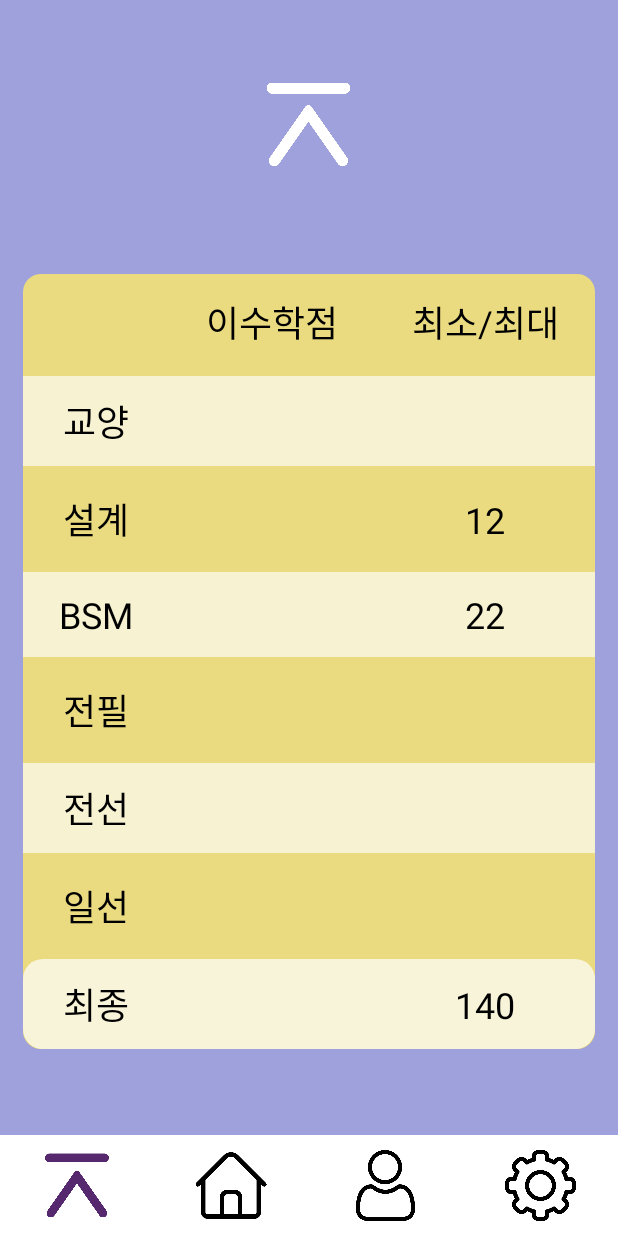
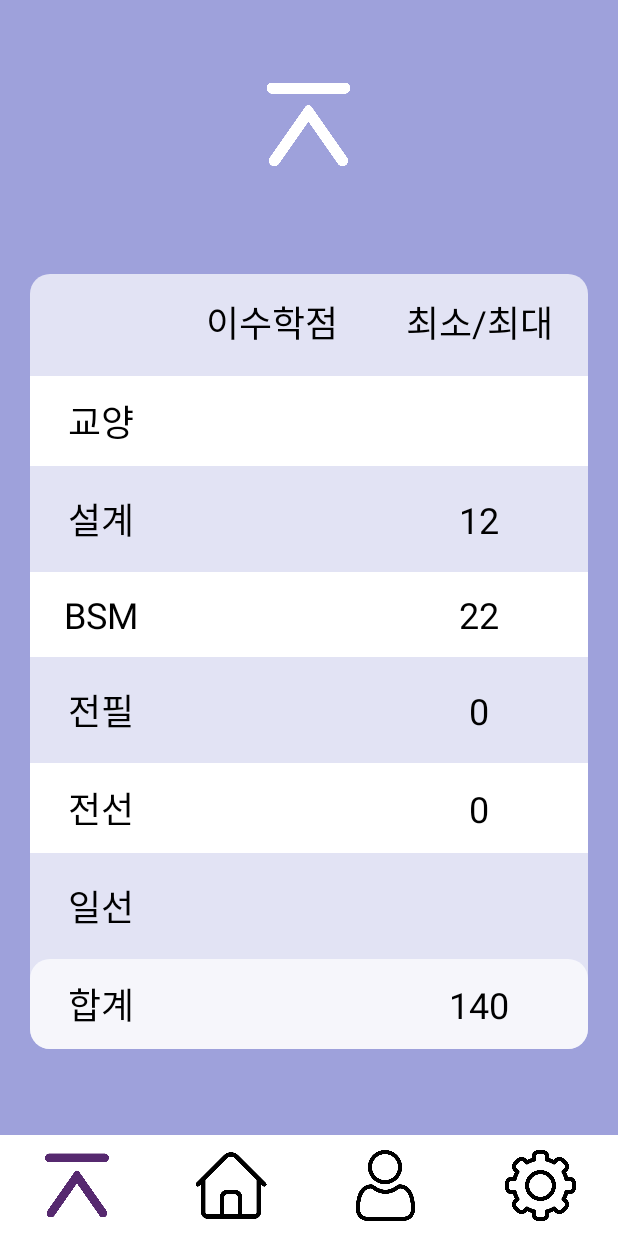
Before and after one commit to ekdud0529/DoYouWantToGraduate, an Android app: the activity_mng screen opened directly, with no data from a screen before it, on a phone screen of 412 x 824 dp. Run offline under Robolectric (Android 15) with nearby library versions, the phone set to English and light mode, and no system bars; our stand-ins replace Firebase (no records; nobody signed in at launch, a user with empty details on screens opened directly); 5 statements that could not run were skipped.

Commit message:
디자인

```diff
--- a/app/src/main/java/com/test/doyouwanttograduate/activity_mng.kt
+++ b/app/src/main/java/com/test/doyouwanttograduate/activity_mng.kt
@@ -27,24 +27,24 @@ class activity_mng : AppCompatActivity() {
         var numRef = database.reference
         numRef = numRef.child("number").child("$number")
 
-//        numRef.addValueEventListener(object : ValueEventListener {
-//            override fun onDataChange(num: DataSnapshot) {
-//                Log.d("Test value", "${num.value}")
-//
-//                val electMin = num.child("electmin").value as Long
-//                val electMax = num.child("electmax").value as Long
-//                val majMin = num.child("majmin").value as Long
-//                val majrqMin = num.child("majrqmin").value as Long
-//
-//                elect2.setText("${electMin / electMax}")
-//                majorrq2.setText("$majrqMin")
-//                major2.setText("$majMin")
-//            }
-//
-//            override fun onCancelled(error: DatabaseError) {
-//                Log.w("activity_mng", "Failed to read value", error.toException())
-//            }
-//        })
+        numRef.addListenerForSingleValueEvent(object : ValueEventListener {
+            override fun onDataChange(num: DataSnapshot) {
+                Log.d("Test value", "${num.value}")
+
+                val electMin = num.child("electmin").value as Long
+                val electMax = num.child("electmax").value as Long
+                val majMin = num.child("majmin").value as Long
+                val majrqMin = num.child("majrqmin").value as Long
+
+                elect2.setText("${electMin / electMax}")
+                majorrq2.setText("$majrqMin")
+                major2.setText("$majMin")
+            }
+
+            override fun onCancelled(error: DatabaseError) {
+                Log.w("activity_mng", "Failed to read value", error.toException())
+            }
+        })
 
 
         home_bnt.setOnClickListener {
--- a/app/src/main/res/layout/add_subject.xml
+++ b/app/src/main/res/layout/add_subject.xml
@@ -252,7 +252,7 @@
         android:id="@+id/menuBox"
         android:layout_width="match_parent"
         android:layout_height="0dp"
-        android:layout_weight="0.08"
+        android:layout_weight="0.09"
         android:background="#FFFFFF">
 
         <LinearLayout
--- a/app/src/main/res/layout/credit_management.xml
+++ b/app/src/main/res/layout/credit_management.xml
@@ -30,12 +30,12 @@
         <TableLayout
             android:layout_width="match_parent"
             android:layout_height="wrap_content"
-            android:layout_marginStart="15dp"
-            android:layout_marginEnd="15dp"
+            android:layout_marginStart="20dp"
+            android:layout_marginEnd="20dp"
             android:stretchColumns="*"
             android:paddingTop="0dp"
-            android:layout_centerVertical="true"
-            android:background="@drawable/listrec">
+            android:layout_centerInParent="true"
+            android:background="@drawable/spinner_bnt">
 
             <TableRow>
                 <TextView
@@ -71,7 +71,7 @@
             </TableRow>
 
             <TableRow
-                android:background="#F7F2D1"
+                android:background="#FFFFFF"
                 android:layout_marginTop="5dp">
                 <TextView
                     android:layout_width="match_parent"
@@ -135,7 +135,7 @@
             </TableRow>
 
             <TableRow
-                android:background="#F7F2D1"
+                android:background="#FFFFFF"
                 android:layout_marginTop="5dp">
                 <TextView
                     android:layout_width="match_parent"
@@ -204,7 +204,7 @@
             </TableRow>
 
             <TableRow
-                android:background="#F7F2D1"
+                android:background="#FFFFFF"
                 android:layout_marginTop="5dp">
                 <TextView
                     android:layout_width="match_parent"
@@ -279,7 +279,7 @@
                     android:layout_width="match_parent"
                     android:layout_height="wrap_content"
                     android:padding="12dp"
-                    android:text="최종"
+                    android:text="합계"
                     android:textSize="24sp"
                     android:textColor="#000000"
                     android:gravity="center"
```
Also changed, not shown: app/src/main/java/com/test/doyouwanttograduate/SubjectListActivity.kt (+0 -1 lines).
